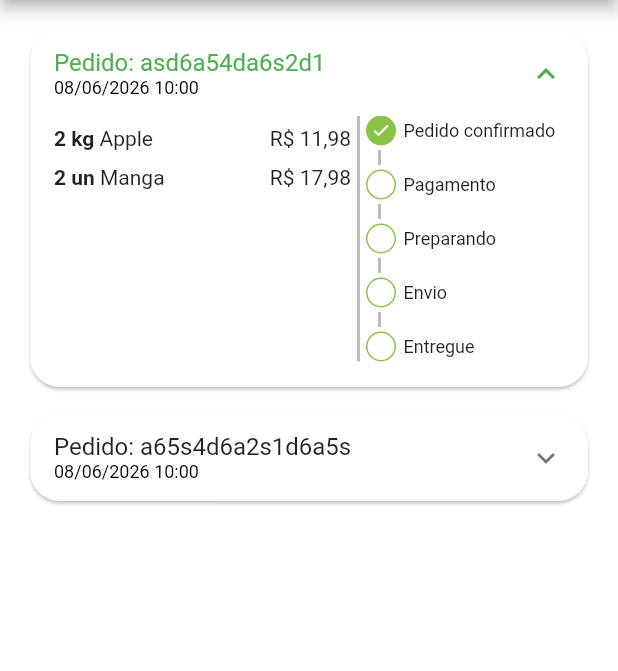
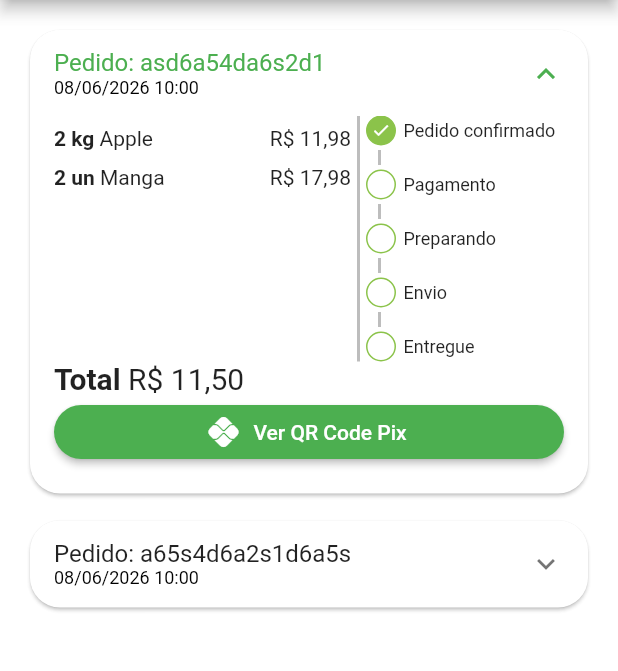
Before and after one commit to caduzinhoo/greengrocer, a Flutter app: the OrdersTab screen opened directly, on a phone screen of 412 x 824 dp, the part 84-755 px from its top. Run offline on Flutter 3.47's test engine with Material 3 defaults, Android fonts, the phone set to English and light mode, and no system bars; our stand-ins replace animated_text_kit, mask_text_input_formatter, qr_flutter.

Commit message:
atualizaão

```diff
--- a/lib/src/pages/auth/sign_in_screen.dart
+++ b/lib/src/pages/auth/sign_in_screen.dart
@@ -1,6 +1,6 @@
 import 'package:animated_text_kit/animated_text_kit.dart';
 import 'package:flutter/material.dart';
-import 'package:greengrocer/src/pages/auth/components/custom_text_fiel.dart';
+import 'package:greengrocer/src/pages/common_widgets/custom_text_fiel.dart';
 import 'package:greengrocer/src/pages/auth/sing_up_screen.dart';
 import 'package:greengrocer/src/pages/base/base_screen.dart';
 import 'package:greengrocer/src/config/custom-colors.dart';
--- a/lib/src/pages/auth/sing_up_screen.dart
+++ b/lib/src/pages/auth/sing_up_screen.dart
@@ -1,5 +1,5 @@
 import 'package:flutter/material.dart';
-import 'package:greengrocer/src/pages/auth/components/custom_text_fiel.dart';
+import 'package:greengrocer/src/pages/common_widgets/custom_text_fiel.dart';
 import 'package:greengrocer/src/config/custom-colors.dart';
 import 'package:mask_text_input_formatter/mask_text_input_formatter.dart';
 
--- a/lib/src/pages/orders/components/order_tile.dart
+++ b/lib/src/pages/orders/components/order_tile.dart
@@ -1,6 +1,7 @@
 import 'package:flutter/material.dart';
 import 'package:greengrocer/src/models/cart_item_model.dart';
 import 'package:greengrocer/src/models/order_model.dart';
+import 'package:greengrocer/src/pages/common_widgets/payment_dialog.dart';
 import 'package:greengrocer/src/pages/orders/components/order_status_widget.dart';
 import 'package:greengrocer/src/services/utils_services.dart';
 
@@ -40,6 +41,7 @@ class OrderTile extends StatelessWidget {
             ],
           ),
           childrenPadding: EdgeInsets.fromLTRB(16, 0, 16, 16),
+          expandedCrossAxisAlignment: CrossAxisAlignment.stretch,
           children: [
 
             IntrinsicHeight(
@@ -75,14 +77,58 @@ class OrderTile extends StatelessWidget {
                     flex: 2,
                     child: OrderStatusWidget(
                       status: order.status,
-                      isOverdue: order.overdueDateTime.isBefore(DateTime.now()),
+                      isOverdue: order.overdueDateTime.isBefore(DateTime.now()
+                      ),
                     ),
                     ),
+                ],
+              ),
+            ),
 
+            // Total
+            Text.rich(
+              TextSpan(
+                style: TextStyle(
+                  fontSize: 20,
+
+                ),
+                children: [
+                  TextSpan(
+                    text:'Total ',
+                    style:TextStyle(
+                      fontWeight: FontWeight.bold,
+                   ),
+                  ),
+                  TextSpan(text: utilsServices.priceToCurrency(order.total),),
                 ],
+              ),
+            ),
 
-              ),
-            )
+            // Botão de Pagemento
+            Visibility(
+              visible: order.status == 'pending_payment',
+              child: ElevatedButton.icon(
+                style: ElevatedButton.styleFrom(
+                  shape: RoundedRectangleBorder(
+                    borderRadius: BorderRadius.circular(20),
+                      ),
+                    ),
+              onPressed: () {
+                showDialog(
+                  context: context,
+                  builder: (_){
+                    return PaymentDialog(order: order,);
+                  },
+                );
+              },
+                icon: const Icon(Icons.pix),
+                label: const Text('Ver QR Code Pix'),
+                  ),
+
+
+            ),
+
+
           ],
         ),
       ),
--- a/lib/src/pages/profile/profile_tab.dart
+++ b/lib/src/pages/profile/profile_tab.dart
@@ -1,5 +1,5 @@
 import 'package:flutter/material.dart';
-import 'package:greengrocer/src/pages/auth/components/custom_text_fiel.dart';
+import 'package:greengrocer/src/pages/common_widgets/custom_text_fiel.dart';
 import 'package:greengrocer/src/config/app_data.dart' as appData;
 
  class ProfileTab extends StatefulWidget {
--- a/pubspec.yaml
+++ b/pubspec.yaml
@@ -35,11 +35,10 @@ dependencies:
   # Use with the CupertinoIcons class for iOS style icons.
   cupertino_icons: ^1.0.8
   animated_text_kit: ^4.3.0
-
   mask_text_input_formatter: ^2.9.0
-
   badges: ^3.1.2
   intl: ^0.20.2
+  qr_flutter: ^4.1.0
 
 dev_dependencies:
   flutter_test:
```
Also changed, not shown: lib/src/pages/common_widgets/payment_dialog.dart (added, +87 -0 lines), lib/src/pages/common_widgets/custom_text_fiel.dart (renamed from lib/src/pages/auth/components/custom_text_fiel.dart), pubspec.lock.
